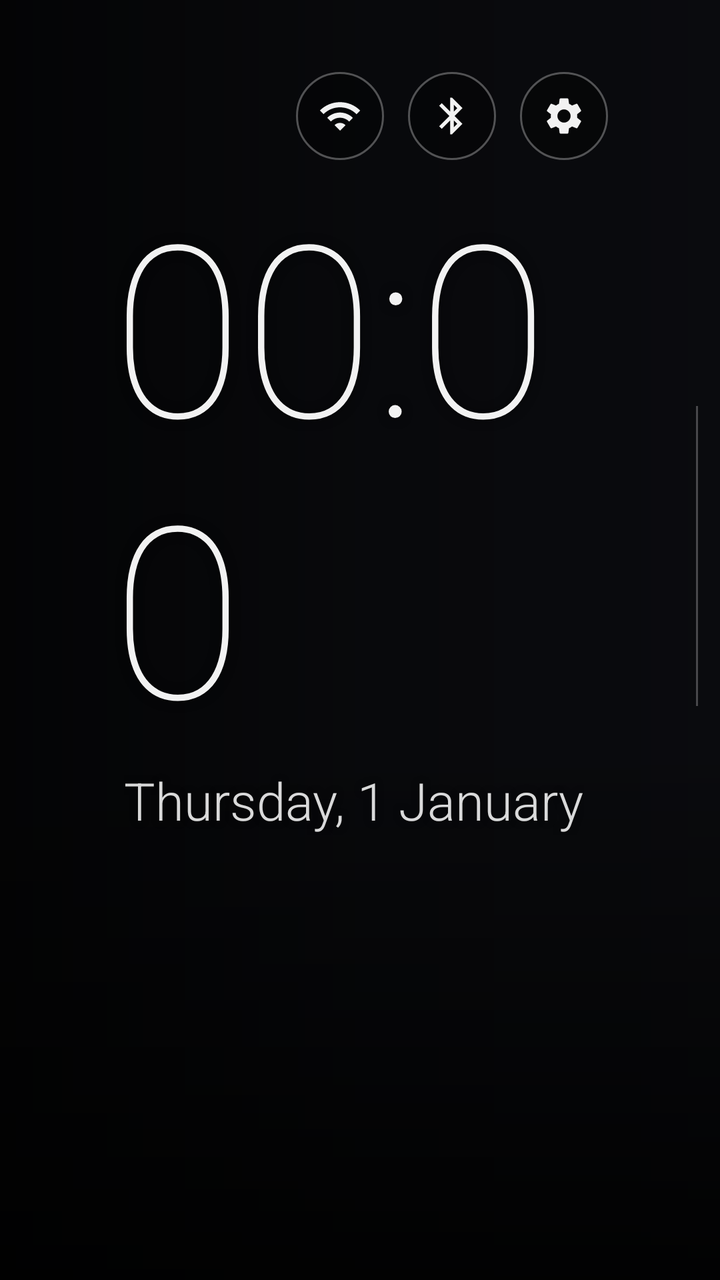
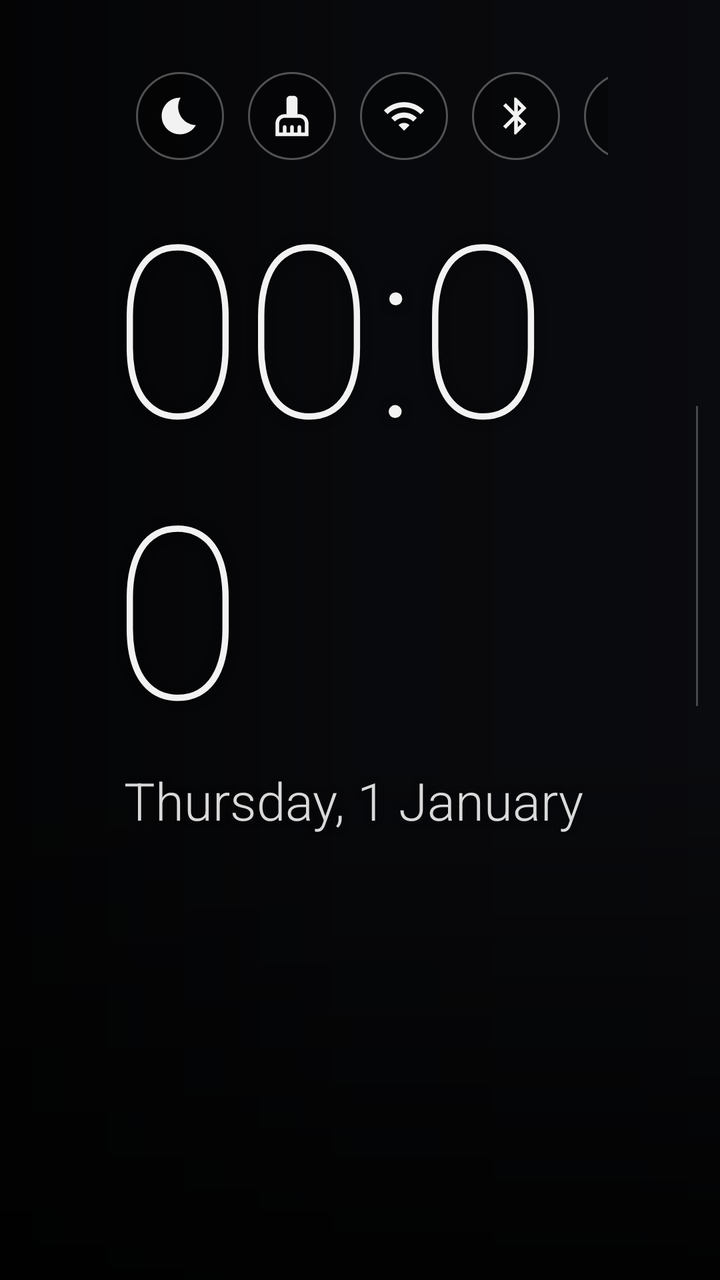

The first picture is an Android layout as it rendered before a commit; the second is the same layout after the commit. The layout source and the unified diff follow.
<!-- AndroidManifest.xml: application theme AppTheme -->
<!-- res/layout/activity_main.xml -->
<?xml version="1.0" encoding="utf-8"?>
<FrameLayout xmlns:android="http://schemas.android.com/apk/res/android"
    android:layout_width="match_parent"
    android:layout_height="match_parent"
    android:background="@color/bg">

    
    <ImageView
        android:id="@+id/wallpaper"
        android:layout_width="match_parent"
        android:layout_height="match_parent"
        android:alpha="0"
        android:importantForAccessibility="no"
        android:scaleType="centerCrop" />

    
    <View
        android:layout_width="match_parent"
        android:layout_height="match_parent"
        android:background="@drawable/scrim_left" />

    <View
        android:layout_width="match_parent"
        android:layout_height="280dp"
        android:layout_gravity="bottom"
        android:background="@drawable/scrim_bottom" />

    <FrameLayout
        android:layout_width="match_parent"
        android:layout_height="match_parent"
        android:clipChildren="false"
        android:clipToPadding="false"
        android:paddingStart="56dp"
        android:paddingEnd="56dp"
        android:paddingTop="36dp"
        android:paddingBottom="40dp">

        
        <TextView
            android:id="@+id/wallpaper_caption"
            android:layout_width="wrap_content"
            android:layout_height="40dp"
            android:layout_gravity="top|start"
            android:ellipsize="end"
            android:gravity="center_vertical"
            android:maxLines="1"
            android:maxWidth="420dp"
            android:shadowColor="#99000000"
            android:shadowRadius="6"
            android:textColor="#B3FFFFFF"
            android:textSize="13sp" />

        
        <LinearLayout
            android:layout_width="wrap_content"
            android:layout_height="wrap_content"
            android:layout_gravity="top|end"
            android:gravity="end"
            android:orientation="vertical">

            <LinearLayout
                android:layout_width="wrap_content"
                android:layout_height="wrap_content"
                android:gravity="center_vertical"
                android:orientation="horizontal">

                <TextView
                    android:id="@+id/btn_update"
                    style="@style/Chip"
                    android:drawableStart="@drawable/ic_update"
                    android:drawablePadding="8dp"
                    android:visibility="gone" />

                <ImageView
                    android:id="@+id/btn_vpn"
                    style="@style/Circle"
                    android:contentDescription="@string/vpn"
                    android:src="@drawable/ic_vpn_off"
                    android:visibility="gone" />

                <ImageView
                    android:id="@+id/btn_wifi"
                    style="@style/Circle"
                    android:contentDescription="@string/wifi"
                    android:src="@drawable/ic_wifi"
                    android:tint="@color/chip_text" />

                <ImageView
                    android:id="@+id/btn_bluetooth"
                    style="@style/Circle"
                    android:contentDescription="@string/bluetooth"
                    android:src="@drawable/ic_bluetooth"
                    android:tint="@color/chip_text" />

                <ImageView
                    android:id="@+id/btn_settings"
                    style="@style/Circle"
                    android:contentDescription="@string/settings"
                    android:src="@drawable/ic_settings"
                    android:tint="@color/chip_text" />
            </LinearLayout>

            <TextView
                android:id="@+id/top_hint"
                android:layout_width="wrap_content"
                android:layout_height="wrap_content"
                android:layout_marginTop="8dp"
                android:shadowColor="#99000000"
                android:shadowRadius="6"
                android:textColor="#E6FFFFFF"
                android:textSize="13sp"
                android:visibility="invisible" />
        </LinearLayout>

        
        <LinearLayout
            android:layout_width="wrap_content"
            android:layout_height="wrap_content"
            android:layout_gravity="start|center_vertical"
            android:layout_marginBottom="40dp"
            android:clipChildren="false"
            android:gravity="center_vertical"
            android:orientation="horizontal">

            <LinearLayout
                android:layout_width="wrap_content"
                android:layout_height="wrap_content"
                android:orientation="vertical">

                <TextClock
                    android:id="@+id/clock"
                    android:layout_width="wrap_content"
                    android:layout_height="wrap_content"
                    android:fontFamily="sans-serif-thin"
                    android:format12Hour="HH:mm"
                    android:format24Hour="HH:mm"
                    android:includeFontPadding="false"
                    android:shadowColor="#80000000"
                    android:shadowRadius="12"
                    android:textColor="@color/text_primary"
                    android:textSize="120sp" />

                <TextClock
                    android:id="@+id/date"
                    android:layout_width="wrap_content"
                    android:layout_height="wrap_content"
                    android:layout_marginStart="6dp"
                    android:layout_marginTop="4dp"
                    android:fontFamily="sans-serif-light"
                    android:format12Hour="EEEE, d MMMM"
                    android:format24Hour="EEEE, d MMMM"
                    android:shadowColor="#80000000"
                    android:shadowRadius="8"
                    android:textColor="#D9FFFFFF"
                    android:textSize="26sp" />

                <TextView
                    android:id="@+id/rates"
                    android:layout_width="wrap_content"
                    android:layout_height="wrap_content"
                    android:layout_marginStart="6dp"
                    android:layout_marginTop="14dp"
                    android:fontFamily="sans-serif"
                    android:shadowColor="#80000000"
                    android:shadowRadius="8"
                    android:textColor="#D9FFFFFF"
                    android:textSize="20sp" />
            </LinearLayout>

            <View
                android:layout_width="1dp"
                android:layout_height="150dp"
                android:layout_marginStart="44dp"
                android:background="#40FFFFFF" />

            
            <LinearLayout
                android:id="@+id/weather_block"
                android:layout_width="wrap_content"
                android:layout_height="wrap_content"
                android:layout_marginStart="24dp"
                android:background="@drawable/weather_bg"
                android:clickable="true"
                android:focusable="true"
                android:gravity="center_vertical"
                android:orientation="horizontal"
                android:paddingStart="20dp"
                android:paddingTop="14dp"
                android:paddingEnd="24dp"
                android:paddingBottom="14dp">

                <ImageView
                    android:id="@+id/weather_icon"
                    android:layout_width="84dp"
                    android:layout_height="84dp"
                    android:importantForAccessibility="no"
                    android:visibility="invisible" />

                <LinearLayout
                    android:layout_width="wrap_content"
                    android:layout_height="wrap_content"
                    android:layout_marginStart="18dp"
                    android:orientation="vertical">

                    <TextView
                        android:id="@+id/weather_temp"
                        android:layout_width="wrap_content"
                        android:layout_height="wrap_content"
                        android:fontFamily="sans-serif-thin"
                        android:includeFontPadding="false"
                        android:shadowColor="#80000000"
                        android:shadowRadius="10"
                        android:text="—"
                        android:textColor="@color/text_primary"
                        android:textSize="64sp" />

                    <TextView
                        android:id="@+id/weather_desc"
                        android:layout_width="wrap_content"
                        android:layout_height="wrap_content"
                        android:layout_marginTop="2dp"
                        android:fontFamily="sans-serif-light"
                        android:maxWidth="300dp"
                        android:shadowColor="#80000000"
                        android:shadowRadius="8"
                        android:text="@string/weather_loading"
                        android:textColor="#F2FFFFFF"
                        android:textSize="20sp" />

                    <TextView
                        android:id="@+id/weather_details"
                        android:layout_width="wrap_content"
                        android:layout_height="wrap_content"
                        android:layout_marginTop="4dp"
                        android:maxWidth="300dp"
                        android:shadowColor="#80000000"
                        android:shadowRadius="8"
                        android:textColor="#B3FFFFFF"
                        android:textSize="15sp" />
                </LinearLayout>
            </LinearLayout>
        </LinearLayout>

        
        <HorizontalScrollView
            android:id="@+id/fav_scroll"
            android:layout_width="match_parent"
            android:layout_height="wrap_content"
            android:layout_gravity="bottom|start"
            android:clipChildren="false"
            android:clipToPadding="false"
            android:paddingTop="12dp"
            android:paddingBottom="8dp"
            android:scrollbars="none">

            <LinearLayout
                android:id="@+id/fav_row"
                android:layout_width="wrap_content"
                android:layout_height="wrap_content"
                android:clipChildren="false"
                android:clipToPadding="false"
                android:orientation="horizontal" />
        </HorizontalScrollView>
    </FrameLayout>
</FrameLayout>
<!-- resources referenced by this layout -->
<resources>
  <color name="bg">#0B0C10</color>
  <color name="text_primary">#F2F2F2</color>
  <!-- drawable ic_wifi (drawable) -->
  <?xml version="1.0" encoding="utf-8"?>
  <vector xmlns:android="http://schemas.android.com/apk/res/android"
      android:width="22dp" android:height="22dp"
      android:viewportWidth="24" android:viewportHeight="24">
      <path android:fillColor="#FFFFFFFF" android:pathData="M1,9l2,2c4.97,-4.97 13.03,-4.97 18,0l2,-2C16.93,2.93 7.08,2.93 1,9zM9,17l3,3 3,-3c-1.65,-1.66 -4.34,-1.66 -6,0zM5,13l2,2c2.76,-2.76 7.24,-2.76 10,0l2,-2C15.14,9.14 8.87,9.14 5,13z" />
  </vector>
  <!-- drawable scrim_bottom (drawable) -->
  <?xml version="1.0" encoding="utf-8"?>
  <shape xmlns:android="http://schemas.android.com/apk/res/android" android:shape="rectangle">
      <gradient
          android:angle="90"
          android:startColor="#D9000000"
          android:endColor="#00000000" />
  </shape>
  <!-- drawable scrim_left (drawable) -->
  <?xml version="1.0" encoding="utf-8"?>
  <shape xmlns:android="http://schemas.android.com/apk/res/android" android:shape="rectangle">
      <gradient
          android:angle="0"
          android:startColor="#B3000000"
          android:centerColor="#4D000000"
          android:endColor="#26000000" />
  </shape>
  <string name="bluetooth">Bluetooth</string>
  <string name="settings">Настройки</string>
  <string name="vpn">VPN</string>
  <string name="weather_loading">Погода…</string>
  <string name="wifi">Wi-Fi</string>
  <style name="Circle">
          <item name="android:layout_width">44dp</item>
          <item name="android:layout_height">44dp</item>
          <item name="android:layout_marginStart">12dp</item>
          <item name="android:padding">11dp</item>
          <item name="android:background">@drawable/circle_bg</item>
          <item name="android:focusable">true</item>
          <item name="android:clickable">true</item>
          <item name="android:scaleType">fitCenter</item>
      </style>
  <style name="AppTheme" parent="@android:style/Theme.DeviceDefault.NoActionBar.Fullscreen">
          <item name="android:windowBackground">@color/bg</item>
          <item name="android:colorBackground">@color/bg</item>
          <item name="android:windowShowWallpaper">false</item>
          <item name="android:windowDisablePreview">true</item>
          <item name="android:windowAnimationStyle">@null</item>
      </style>
  <!-- unchanged entries left out for length: 8 -->
</resources>

<!-- the commit's change to res/layout/activity_main.xml (unified diff, before → after) -->
@@ -26,6 +26,7 @@
         android:background="@drawable/scrim_bottom" />
 
     <FrameLayout
+        android:id="@+id/content"
         android:layout_width="match_parent"
         android:layout_height="match_parent"
         android:clipChildren="false"
@@ -79,6 +80,20 @@
                     android:visibility="gone" />
 
                 <ImageView
+                    android:id="@+id/btn_sleep"
+                    style="@style/Circle"
+                    android:contentDescription="@string/sleep"
+                    android:src="@drawable/ic_sleep"
+                    android:tint="@color/chip_text" />
+
+                <ImageView
+                    android:id="@+id/btn_clean"
+                    style="@style/Circle"
+                    android:contentDescription="@string/clean"
+                    android:src="@drawable/ic_clean"
+                    android:tint="@color/chip_text" />
+
+                <ImageView
                     android:id="@+id/btn_wifi"
                     style="@style/Circle"
                     android:contentDescription="@string/wifi"
<!-- resource entries referenced after the edit -->
@@ -2,6 +2,20 @@
 <resources>
   <color name="bg">#0B0C10</color>
   <color name="text_primary">#F2F2F2</color>
+  <!-- drawable ic_clean (drawable) -->
+  <?xml version="1.0" encoding="utf-8"?>
+  <vector xmlns:android="http://schemas.android.com/apk/res/android"
+      android:width="22dp" android:height="22dp"
+      android:viewportWidth="24" android:viewportHeight="24">
+      <path android:fillColor="#FFFFFFFF" android:pathData="M16,11h-1V3c0,-1.1 -0.9,-2 -2,-2h-2C9.9,1 9,1.9 9,3v8H8c-2.76,0 -5,2.24 -5,5v7h18v-7C21,13.24 18.76,11 16,11zM19,21h-2v-3c0,-0.55 -0.45,-1 -1,-1s-1,0.45 -1,1v3h-2v-3c0,-0.55 -0.45,-1 -1,-1s-1,0.45 -1,1v3H9v-3c0,-0.55 -0.45,-1 -1,-1s-1,0.45 -1,1v3H5v-5c0,-1.65 1.35,-3 3,-3h8c1.65,0 3,1.35 3,3V21z" />
+  </vector>
+  <!-- drawable ic_sleep (drawable) -->
+  <?xml version="1.0" encoding="utf-8"?>
+  <vector xmlns:android="http://schemas.android.com/apk/res/android"
+      android:width="22dp" android:height="22dp"
+      android:viewportWidth="24" android:viewportHeight="24">
+      <path android:fillColor="#FFFFFFFF" android:pathData="M12.34,2.02C6.59,1.82 2,6.42 2,12c0,5.52 4.48,10 10,10c3.71,0 6.93,-2.02 8.66,-5.02C13.15,16.73 8.57,8.55 12.34,2.02z" />
+  </vector>
   <!-- drawable ic_wifi (drawable) -->
   <?xml version="1.0" encoding="utf-8"?>
   <vector xmlns:android="http://schemas.android.com/apk/res/android"
@@ -27,7 +41,9 @@
           android:endColor="#26000000" />
   </shape>
   <string name="bluetooth">Bluetooth</string>
+  <string name="clean">Очистить память</string>
   <string name="settings">Настройки</string>
+  <string name="sleep">Таймер сна</string>
   <string name="vpn">VPN</string>
   <string name="weather_loading">Погода…</string>
   <string name="wifi">Wi-Fi</string>
